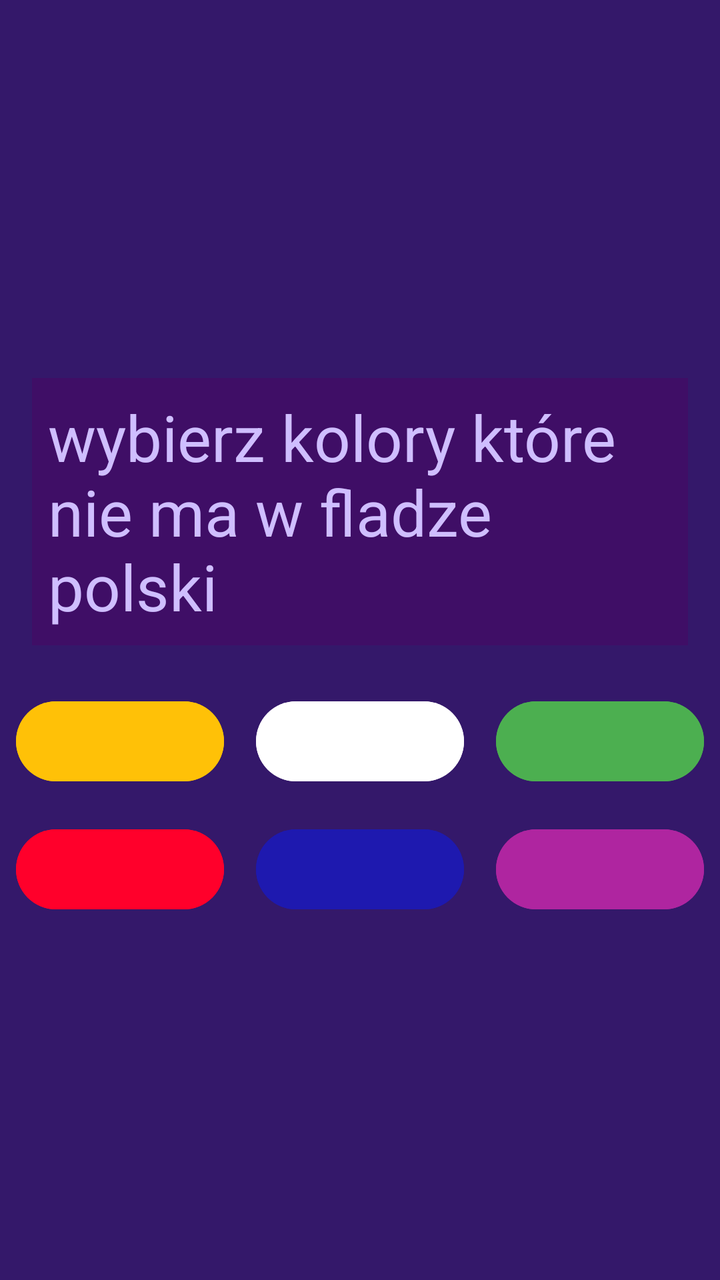
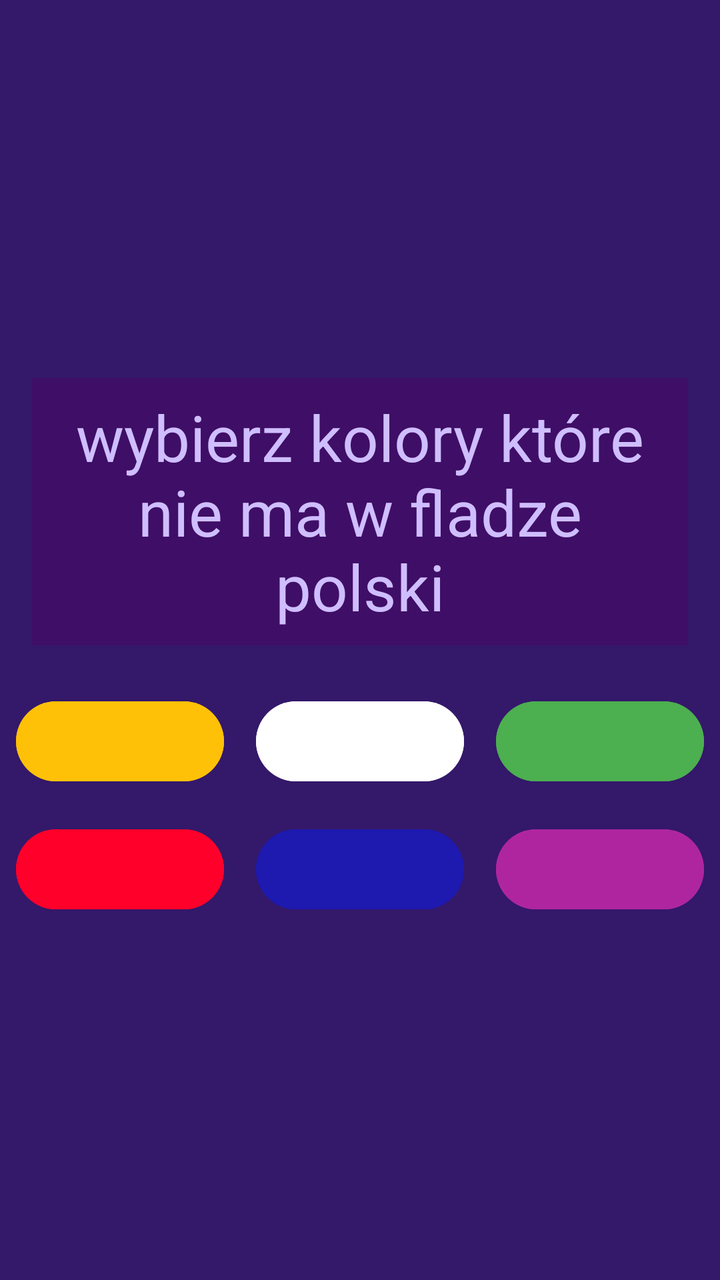

Screens rendered from an Android XML layout before and after an edit, with the pre-edit source and the edit as a unified diff.
<!-- AndroidManifest.xml: application theme Theme.Projekt3ptGr2 -->
<!-- res/layout/activity_main.xml -->
<?xml version="1.0" encoding="utf-8"?>
<LinearLayout xmlns:android="http://schemas.android.com/apk/res/android"
    xmlns:app="http://schemas.android.com/apk/res-auto"
    xmlns:tools="http://schemas.android.com/tools"
    android:id="@+id/main"
    android:layout_width="match_parent"
    android:layout_height="match_parent"
    android:orientation="vertical"
    android:background="#34186A"
    android:gravity="center"
    tools:context=".MainActivity">

    
    <TextView
        android:layout_width="match_parent"
        android:layout_height="wrap_content"
        android:textSize="32sp"
        android:layout_margin="16dp"
        android:padding="8dp"
        android:textColor="#CFBEFF"
        android:background="#3F0E66"
        android:text="wybierz kolory które nie ma w fladze polski" />

    <LinearLayout
        android:layout_width="match_parent"
        android:layout_height="wrap_content"
        android:orientation="horizontal">

        <Button
            android:id="@+id/button"
            android:layout_width="wrap_content"
            android:layout_height="wrap_content"
            android:layout_weight="1"
            android:backgroundTint="#FFC107"
            android:layout_margin="8dp"
            android:text="" />

        <Button
            android:id="@+id/button2"
            android:layout_width="wrap_content"
            android:layout_height="wrap_content"
            android:layout_weight="1"
            android:backgroundTint="@color/white"
            android:layout_margin="8dp"
            android:onClick="sprawdzOK"
            android:text="" />


        <Button
            android:id="@+id/button3"
            android:layout_width="wrap_content"
            android:layout_height="wrap_content"
            android:layout_weight="1"
            android:backgroundTint="#4CAF50"
            android:layout_margin="8dp"
            android:text="" />
    </LinearLayout>

    <LinearLayout
        android:layout_width="match_parent"
        android:layout_height="wrap_content"
        android:orientation="horizontal">

        <Button
            android:id="@+id/button4"
            android:layout_width="wrap_content"
            android:layout_height="wrap_content"
            android:layout_weight="1"
            android:backgroundTint="#ff002b"
            android:layout_margin="8dp"
            android:onClick="sprawdzOK"
            android:text=""
            />

        <Button
            android:id="@+id/button5"
            android:layout_width="wrap_content"
            android:layout_height="wrap_content"
            android:layout_weight="1"
            android:backgroundTint="#1e19af"
            android:layout_margin="8dp"
            android:text="" />

        <Button
            android:id="@+id/button6"
            android:layout_width="wrap_content"
            android:layout_height="wrap_content"
            android:layout_weight="1"
            android:backgroundTint="#af25a0"
            android:layout_margin="8dp"
            android:text="" />
    </LinearLayout>

</LinearLayout>
<!-- resources referenced by this layout -->
<resources>
  <color name="white">#FFFFFFFF</color>
  <style name="Theme.Projekt3ptGr2" parent="Base.Theme.Projekt3ptGr2" />
  <style name="Base.Theme.Projekt3ptGr2" parent="Theme.Material3.DayNight.NoActionBar">
          
          
      </style>
</resources>

<!-- the commit's change to res/layout/activity_main.xml (unified diff, before → after) -->
@@ -12,14 +12,18 @@
 
     
     <TextView
+        android:id="@+id/textViewPytanie"
         android:layout_width="match_parent"
         android:layout_height="wrap_content"
+        android:textAlignment="center"
         android:textSize="32sp"
         android:layout_margin="16dp"
         android:padding="8dp"
         android:textColor="#CFBEFF"
         android:background="#3F0E66"
-        android:text="wybierz kolory które nie ma w fladze polski" />
+        android:text="wybierz kolory które nie ma w fladze polski"
+
+        />
 
     <LinearLayout
         android:layout_width="match_parent"
@@ -33,6 +37,7 @@
             android:layout_weight="1"
             android:backgroundTint="#FFC107"
             android:layout_margin="8dp"
+            android:onClick="sprawdzUkryj"
             android:text="" />
 
         <Button
@@ -53,6 +58,7 @@
             android:layout_weight="1"
             android:backgroundTint="#4CAF50"
             android:layout_margin="8dp"
+            android:onClick="sprawdzUkryj"
             android:text="" />
     </LinearLayout>
 
@@ -79,6 +85,8 @@
             android:layout_weight="1"
             android:backgroundTint="#1e19af"
             android:layout_margin="8dp"
+            android:onClick="sprawdzUkryj"
+
             android:text="" />
 
         <Button
@@ -88,6 +96,8 @@
             android:layout_weight="1"
             android:backgroundTint="#af25a0"
             android:layout_margin="8dp"
+            android:onClick="sprawdzUkryj"
+
             android:text="" />
     </LinearLayout>
 
